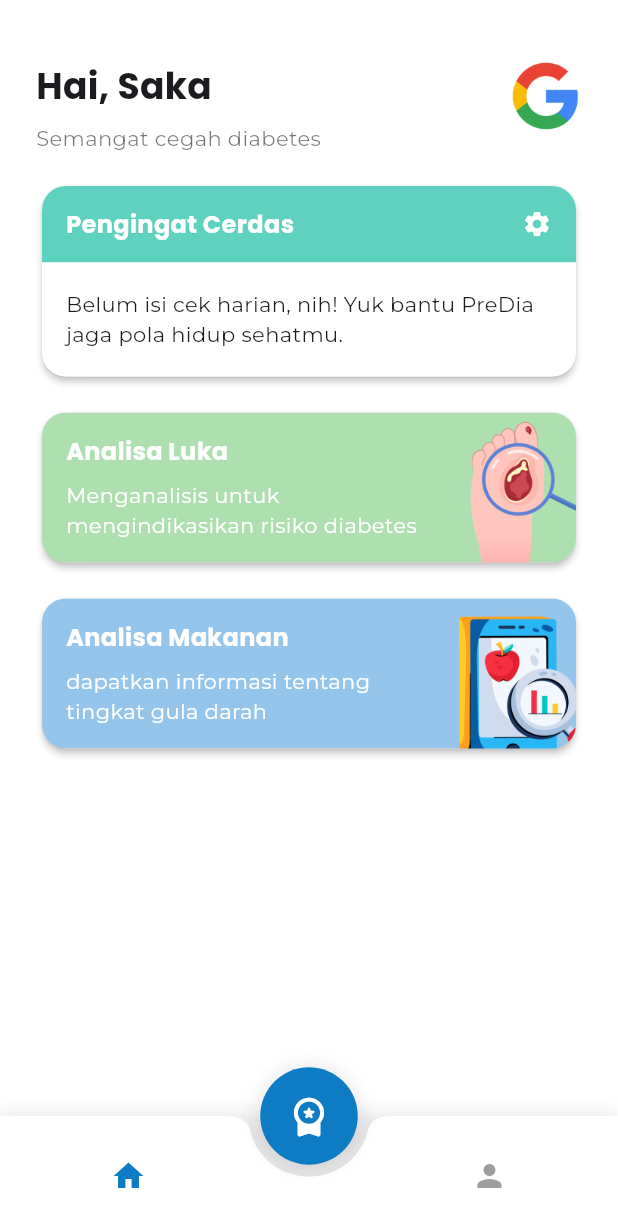
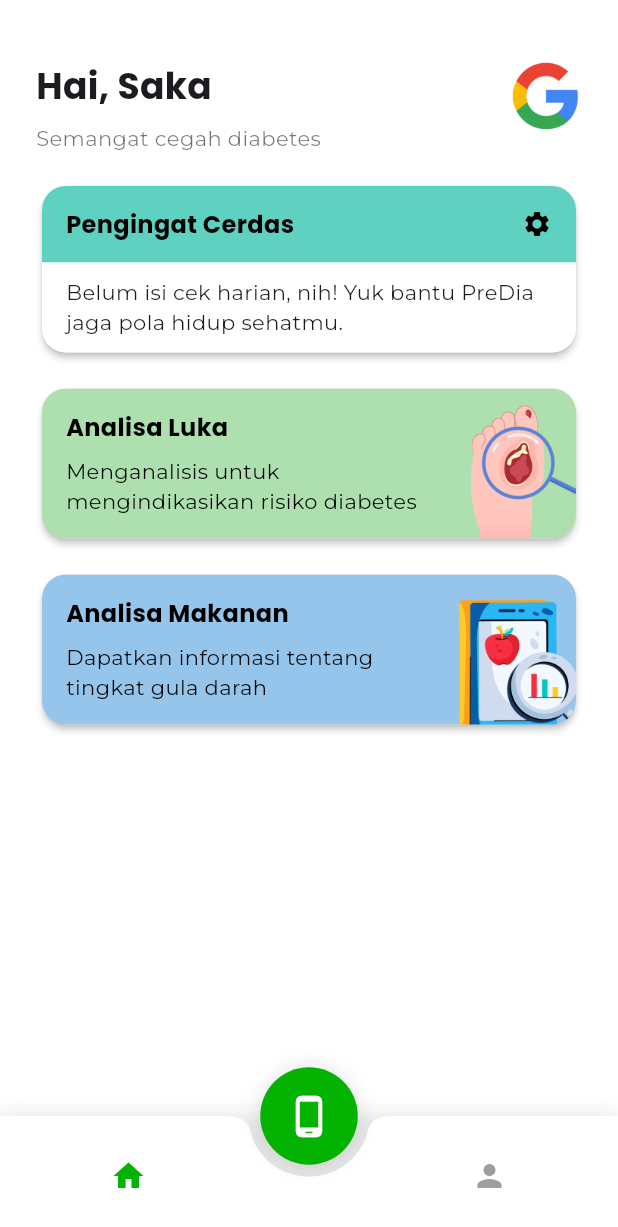
Before and after one commit to sakaaja27/predia, a Flutter app: the Home screen opened by its route, on a phone screen of 412 x 824 dp. Shown: the top 1227 px of the screen. Run offline on Flutter 3.47's test engine with Material 3 defaults, Android fonts, the phone set to English and light mode, and no system bars; our stand-ins replace get, google_fonts.

Commit message:
change to reusable card in home

```diff
--- a/lib/screen/home/home.dart
+++ b/lib/screen/home/home.dart
@@ -3,6 +3,7 @@ import 'package:predia/utils/color.dart';
 import 'package:google_fonts/google_fonts.dart';
 import 'package:get/get.dart';
 import 'package:predia/widget/reusableBottomNav.dart';
+import 'package:predia/widget/reusableCardAnalisis.dart';
 
 class Home extends StatelessWidget {
   const Home({super.key});
@@ -84,19 +85,19 @@ class Home extends StatelessWidget {
                               'Pengingat Cerdas',
                               style: GoogleFonts.poppins(
                                 fontWeight: FontWeight.w700,
-                                color: Colors.white,
+                                color: Colors.black,
                                 fontSize: 16,
                               ),
                             ),
                             const Spacer(),
-                            Icon(Icons.settings, color: Colors.white, size: 20),
+                            Icon(Icons.settings, color: Colors.black, size: 20),
                           ],
                         ),
                       ),
                       Container(
                         width: double.infinity,
                         padding: const EdgeInsets.symmetric(
-                          vertical: 18,
+                          vertical: 10,
                           horizontal: 16,
                         ),
                         decoration: const BoxDecoration(
@@ -115,129 +116,21 @@ class Home extends StatelessWidget {
                   ),
                 ),
                 const SizedBox(height: 16),
-                Card(
-                  shape: RoundedRectangleBorder(
-                    borderRadius: BorderRadius.circular(16),
-                  ),
-                  elevation: 2,
-                  child: ClipRRect(
-                    borderRadius: BorderRadius.circular(16),
-                    child: Container(
-                      height: 100,
-                      width: double.infinity,
-                      decoration: BoxDecoration(
-                        color: greenAnalisis.withOpacity(0.3),
-                      ),
-                      child: Stack(
-                        children: [
-                          Positioned(
-                            right: -20,
-                            bottom: -30,
-                            child: Image.asset(
-                              'assets/images/luka_scan.png',
-                              width: 100,
-                              height: 130,
-                              fit: BoxFit.cover,
-                            ),
-                          ),
-                          Padding(
-                            padding: const EdgeInsets.symmetric(
-                              vertical: 10,
-                              horizontal: 16,
-                            ),
-                            child: Column(
-                              crossAxisAlignment: CrossAxisAlignment.start,
-                              mainAxisAlignment: MainAxisAlignment.center,
-                              children: [
-                                Text(
-                                  'Analisa Luka',
-                                  style: GoogleFonts.poppins(
-                                    fontWeight: FontWeight.w700,
-                                    color: Colors.white,
-                                    fontSize: 16,
-                                  ),
-                                ),
-                                const SizedBox(height: 8),
-                                const Text(
-                                  'Menganalisis untuk\nmengindikasikan risiko diabetes',
-                                  style: TextStyle(
-                                    color: Colors.white,
-                                    fontSize: 14,
-                                    height: 1.4,
-                                  ),
-                                  maxLines: 3,
-                                  overflow: TextOverflow.ellipsis,
-                                ),
-                              ],
-                            ),
-                          ),
-                        ],
-                      ),
-                    ),
-                  ),
+                ReusableCardAnalisis(
+                  title: 'Analisa Luka',
+                  description:
+                      'Menganalisis untuk\nmengindikasikan risiko diabetes',
+                  backgroundColor: greenAnalisis.withOpacity(0.3),
+                  imagePath: 'assets/images/luka_scan.png',
                 ),
 
                 const SizedBox(height: 16),
-                Card(
-                  shape: RoundedRectangleBorder(
-                    borderRadius: BorderRadius.circular(16),
-                  ),
-                  elevation: 2,
-                  child: ClipRRect(
-                    borderRadius: BorderRadius.circular(16),
-                    child: Container(
-                      height: 100,
-                      width: double.infinity,
-                      decoration: BoxDecoration(
-                        color: infoColor.withOpacity(0.5),
-                      ),
-                      child: Stack(
-                        children: [
-                          Positioned(
-                            right: -20,
-                            bottom: -30,
-                            child: Image.asset(
-                              'assets/images/scan_makanan.png',
-                              width: 100,
-                              height: 130,
-                              fit: BoxFit.cover,
-                            ),
-                          ),
-                          Padding(
-                            padding: const EdgeInsets.symmetric(
-                              vertical: 10,
-                              horizontal: 16,
-                            ),
-                            child: Column(
-                              crossAxisAlignment: CrossAxisAlignment.start,
-                              mainAxisAlignment: MainAxisAlignment.center,
-                              children: [
-                                Text(
-                                  'Analisa Makanan',
-                                  style: GoogleFonts.poppins(
-                                    fontWeight: FontWeight.w700,
-                                    color: Colors.white,
-                                    fontSize: 16,
-                                  ),
-                                ),
-                                const SizedBox(height: 8),
-                                const Text(
-                                  'dapatkan informasi tentang\ntingkat gula darah ',
-                                  style: TextStyle(
-                                    color: Colors.white,
-                                    fontSize: 14,
-                                    height: 1.4,
-                                  ),
-                                  maxLines: 3,
-                                  overflow: TextOverflow.ellipsis,
-                                ),
-                              ],
-                            ),
-                          ),
-                        ],
-                      ),
-                    ),
-                  ),
+
+                ReusableCardAnalisis(
+                  title: 'Analisa Makanan',
+                  description: 'Dapatkan informasi tentang\ntingkat gula darah',
+                  backgroundColor: infoColor.withOpacity(0.5),
+                  imagePath: 'assets/images/scan_makanan.png',
                 ),
               ],
             ),
@@ -249,7 +142,7 @@ class Home extends StatelessWidget {
         width: 65,
         height: 65,
         decoration: BoxDecoration(
-          color: primaryColor,
+          color: greenAnalisis,
           shape: BoxShape.circle,
           boxShadow: [
             BoxShadow(
@@ -264,7 +157,7 @@ class Home extends StatelessWidget {
           onTap: () => Get.offAllNamed('/scan_luka'),
           borderRadius: BorderRadius.circular(999),
           child: const Icon(
-            Icons.workspace_premium_rounded,
+            Icons.phone_android_outlined,
             color: Colors.white,
             size: 30,
           ),
--- a/lib/widget/reusableBottomNav.dart
+++ b/lib/widget/reusableBottomNav.dart
@@ -48,7 +48,7 @@ class CustomBottomNavBar extends StatelessWidget {
               IconButton(
                 icon: Icon(
                   Icons.home,
-                  color: currentIndex == 0 ? primaryColor : Colors.grey,
+                  color: currentIndex == 0 ? greenAnalisis : Colors.grey,
                 ),
                 onPressed: () => _onItemTapped(0),
               ),
@@ -56,7 +56,7 @@ class CustomBottomNavBar extends StatelessWidget {
               IconButton(
                 icon: Icon(
                   Icons.person,
-                  color: currentIndex == 2 ? primaryColor : Colors.grey,
+                  color: currentIndex == 2 ? greenAnalisis : Colors.grey,
                 ),
                 onPressed: () => _onItemTapped(2),
               ),
--- /dev/null
+++ b/lib/widget/reusableCardAnalisis.dart
@@ -0,0 +1,92 @@
+import 'package:flutter/material.dart';
+import 'package:google_fonts/google_fonts.dart';
+
+class ReusableCardAnalisis extends StatelessWidget {
+  final String title;
+  final String description;
+  final Color backgroundColor;
+  final String imagePath;
+  final double height;
+  final double imageWidth;
+  final double imageHeight;
+  final Color titleColor;
+  final Color descColor;
+
+  const ReusableCardAnalisis({
+    super.key,
+    required this.title,
+    required this.description,
+    required this.backgroundColor,
+    required this.imagePath,
+    this.height = 100,
+    this.imageWidth = 100,
+    this.imageHeight = 120,
+    this.titleColor = Colors.black,
+    this.descColor = Colors.black,
+  });
+
+  @override
+  Widget build(BuildContext context) {
+    return Card(
+      shape: RoundedRectangleBorder(
+        borderRadius: BorderRadius.circular(16),
+      ),
+      elevation: 2,
+      child: ClipRRect(
+        borderRadius: BorderRadius.circular(16),
+        child: Container(
+          height: height,
+          width: double.infinity,
+          decoration: BoxDecoration(
+            color: backgroundColor,
+          ),
+          child: Stack(
+            children: [
+              Positioned(
+                right: -20,
+                bottom: -30,
+                child: Image.asset(
+                  imagePath,
+                  width: imageWidth,
+                  height: imageHeight,
+                  fit: BoxFit.cover,
+                ),
+              ),
+              Padding(
+                padding: const EdgeInsets.symmetric(
+                  vertical: 10,
+                  horizontal: 16,
+                ),
+                child: Column(
+                  crossAxisAlignment: CrossAxisAlignment.start,
+                  mainAxisAlignment: MainAxisAlignment.center,
+                  children: [
+                    Text(
+                      title,
+                      style: GoogleFonts.poppins(
+                        fontWeight: FontWeight.w700,
+                        color: titleColor,
+                        fontSize: 16,
+                      ),
+                    ),
+                    const SizedBox(height: 8),
+                    Text(
+                      description,
+                      style: TextStyle(
+                        color: descColor,
+                        fontSize: 14,
+                        height: 1.4,
+                      ),
+                      maxLines: 3,
+                      overflow: TextOverflow.ellipsis,
+                    ),
+                  ],
+                ),
+              ),
+            ],
+          ),
+        ),
+      ),
+    );
+  }
+}
```
